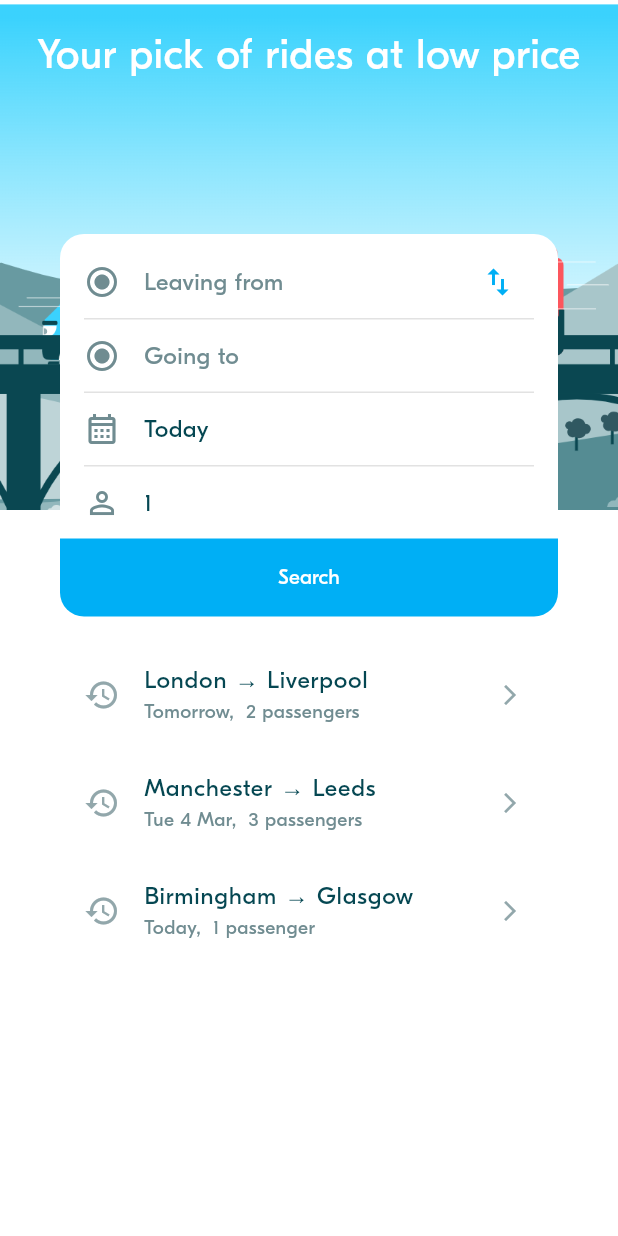
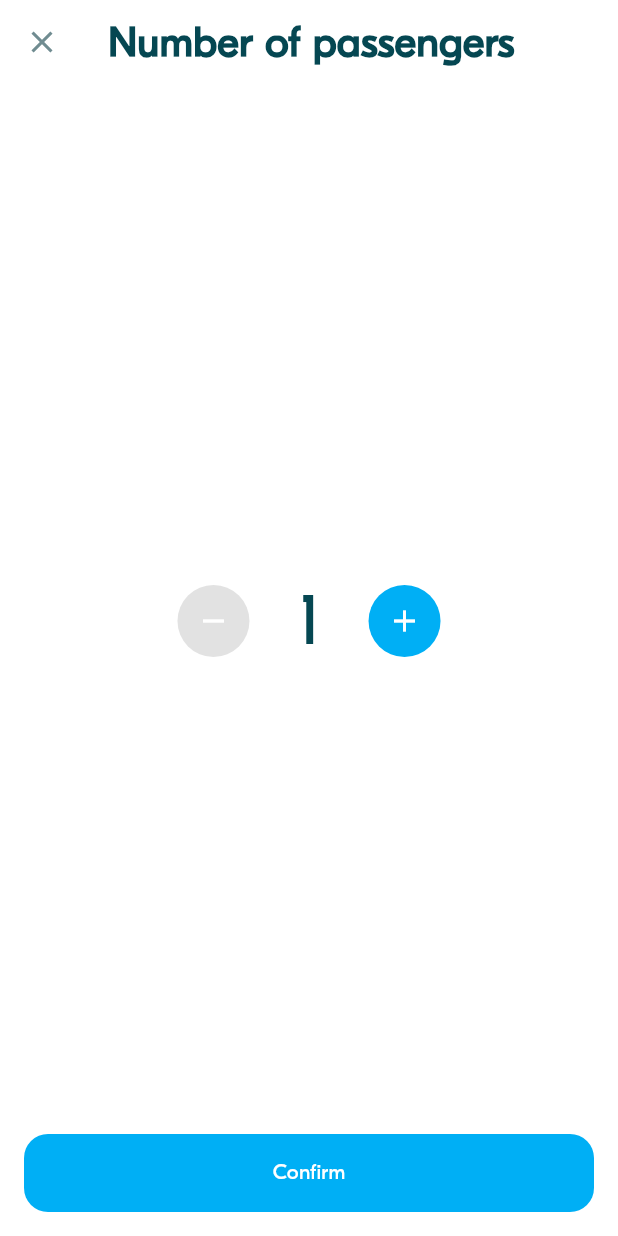
Before and after one commit to Sunly24/Flutter-Term2, a Flutter app: the screen it shows after launch, after a tap on an icon or button, on a phone screen of 412 x 824 dp. Run offline on Flutter 3.47's test engine with Material 3 defaults, Android fonts, the phone set to English and light mode, and no system bars; project files that could hold a hidden picture were left out.

Commit message:
BLA-008 – Implement the Seat number spinner

```diff
--- a/blablacar/lib/screens/ride_pref/widgets/ride_pref_form.dart
+++ b/blablacar/lib/screens/ride_pref/widgets/ride_pref_form.dart
@@ -8,6 +8,7 @@ import 'location_picker.dart';
 import '../../../theme/theme.dart';
 import '../../../utils/animations_util.dart';
 import '../../../screens/ride_screen.dart';
+import 'seat_number_spinner.dart';
 
 ///
 /// A Ride Preference From is a view to select:
@@ -283,12 +284,22 @@ class _RidePrefFormState extends State<RidePrefForm> {
   /// Builds the passenger count selection field
   Widget _buildPassengerField() {
     return InkWell(
-      onTap: () {
-        // TODO: Implement passenger selection
+      onTap: () async {
+        final result = await Navigator.of(context).push<int>(
+          AnimationUtils.createBottomToTopRoute(
+            SeatSelectionScreen(initialSeats: requestedSeats),
+          ),
+        );
+        if (result != null) {
+          _handleSeatsChanged(result);
+        }
       },
       child: Padding(
         padding: const EdgeInsets.symmetric(vertical: BlaSpacings.s),
         child: Row(
+          mainAxisAlignment: MainAxisAlignment.spaceBetween,
+          children: [
+            Row(
               children: [
                 Icon(
                   Icons.person_outline,
@@ -301,6 +312,8 @@ class _RidePrefFormState extends State<RidePrefForm> {
                   style: BlaTextStyles.body.copyWith(
                     color: BlaColors.textNormal,
                   ),
+                ),
+              ],
             ),
           ],
         ),
--- /dev/null
+++ b/blablacar/lib/screens/ride_pref/widgets/seat_number_spinner.dart
@@ -0,0 +1,144 @@
+import 'package:flutter/material.dart';
+import '../../../theme/theme.dart';
+import '../../../widgets/actions/bla_button.dart';
+
+class SeatNumberSpinner extends StatelessWidget {
+  final int initialValue;
+  final ValueChanged<int> onChanged;
+  final int minValue;
+  final int maxValue;
+
+  const SeatNumberSpinner({
+    super.key,
+    required this.initialValue,
+    required this.onChanged,
+    this.minValue = 1,
+    this.maxValue = 8,
+  });
+
+  @override
+  Widget build(BuildContext context) {
+    return Row(
+      mainAxisAlignment: MainAxisAlignment.center,
+      children: [
+        _buildButton(
+          icon: Icons.remove,
+          onPressed: initialValue > minValue
+              ? () => onChanged(initialValue - 1)
+              : null,
+        ),
+        SizedBox(width: BlaSpacings.xl),
+        Text(
+          initialValue.toString(),
+          style: BlaTextStyles.heading.copyWith(
+            color: BlaColors.textNormal,
+            fontSize: 48,
+          ),
+        ),
+        SizedBox(width: BlaSpacings.xl),
+        _buildButton(
+          icon: Icons.add,
+          onPressed: initialValue < maxValue
+              ? () => onChanged(initialValue + 1)
+              : null,
+        ),
+      ],
+    );
+  }
+
+  Widget _buildButton({
+    required IconData icon,
+    VoidCallback? onPressed,
+  }) {
+    return Container(
+      decoration: BoxDecoration(
+        shape: BoxShape.circle,
+        color: onPressed != null ? BlaColors.primary : BlaColors.disabled,
+      ),
+      child: IconButton(
+        icon: Icon(icon, color: Colors.white),
+        onPressed: onPressed,
+        iconSize: 24,
+        padding: EdgeInsets.all(BlaSpacings.s),
+      ),
+    );
+  }
+}
+
+class SeatSelectionScreen extends StatefulWidget {
+  final int initialSeats;
+
+  const SeatSelectionScreen({
+    super.key,
+    required this.initialSeats,
+  });
+
+  @override
+  State<SeatSelectionScreen> createState() => _SeatSelectionScreenState();
+}
+
+class _SeatSelectionScreenState extends State<SeatSelectionScreen> {
+  late int selectedSeats;
+
+  @override
+  void initState() {
+    super.initState();
+    selectedSeats = widget.initialSeats;
+  }
+
+  @override
+  Widget build(BuildContext context) {
+    return Scaffold(
+      appBar: AppBar(
+        backgroundColor: Colors.white,
+        elevation: 0,
+        leading: IconButton(
+          icon: Icon(Icons.close, color: BlaColors.neutralLight),
+          onPressed: () => Navigator.pop(context),
+        ),
+        title: Text(
+          'Number of passengers',
+          style: BlaTextStyles.heading.copyWith(
+            color: BlaColors.textNormal,
+            fontWeight: FontWeight.bold,
+          ),
+        ),
+      ),
+      body: Column(
+        children: [
+          Expanded(
+            child: Center(
+              child: Column(
+                mainAxisAlignment: MainAxisAlignment.center,
+                children: [
+                  SizedBox(height: BlaSpacings.xl),
+                  SeatNumberSpinner(
+                    initialValue: selectedSeats,
+                    onChanged: (value) {
+                      setState(() {
+                        selectedSeats = value;
+                      });
+                    },
+                  ),
+                ],
+              ),
+            ),
+          ),
+          Padding(
+            padding: EdgeInsets.all(BlaSpacings.m),
+            child: SizedBox(
+              width: double.infinity,
+              child: BlaButton(
+                label: 'Confirm',
+                onPressed: () => Navigator.pop(context, selectedSeats),
+                shape: RoundedRectangleBorder(
+                  borderRadius: BorderRadius.circular(BlaSpacings.radius),
+                ),
+              ),
+            ),
+          ),
+        ],
+      ),
+    );
+  }
+}
--- a/blablacar/lib/screens/ride_screen.dart
+++ b/blablacar/lib/screens/ride_screen.dart
@@ -20,8 +20,9 @@ class RideScreen extends StatelessWidget {
       appBar: AppBar(title: Text('Ride Search Results')),
       body: Padding(
         padding: EdgeInsets.all(16.0),
+        child: Center(
           child: Column(
-          crossAxisAlignment: CrossAxisAlignment.start,
+            crossAxisAlignment: CrossAxisAlignment.center,
             children: [
               Text('Departure: $departure', style: TextStyle(fontSize: 18)),
               Text('Arrival: $arrival', style: TextStyle(fontSize: 18)),
@@ -32,6 +33,7 @@ class RideScreen extends StatelessWidget {
             ],
           ),
         ),
+      ),
     );
   }
 }
```
Lines whose indentation alone changed are shown as unchanged.
